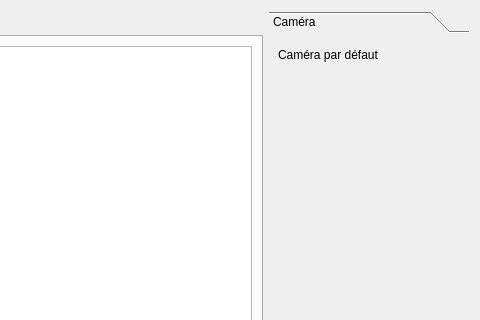
The window that vizualizator/vizualizatorwidget.ui (jlfrucot/vizualizator) describes before a commit, drawn with Qt 5; both pictures show x 513 to 993 and y 0 to 320 of the 993 by 669 pixel window.
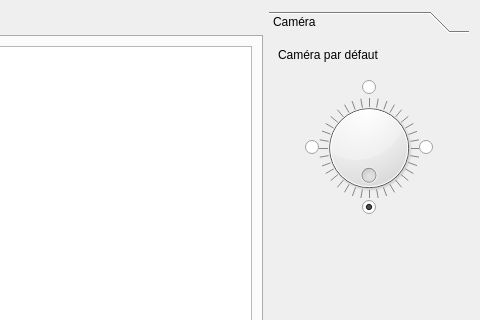
The same window after the commit.

Commit message: Rotation du widget m_viewfinder

```diff
--- a/vizualizator/vizualizatorwidget.ui
+++ b/vizualizator/vizualizatorwidget.ui
@@ -93,6 +93,194 @@
              </property>
             </widget>
            </item>
+           <item>
+            <layout class="QHBoxLayout" name="horizontalLayout_2">
+             <property name="topMargin">
+              <number>10</number>
+             </property>
+             <item>
+              <layout class="QVBoxLayout" name="verticalLayout_5"/>
+             </item>
+            </layout>
+           </item>
+           <item>
+            <layout class="QGridLayout" name="gridLayout">
+             <property name="topMargin">
+              <number>0</number>
+             </property>
+             <property name="spacing">
+              <number>0</number>
+             </property>
+             <item row="1" column="1">
+              <widget class="QDial" name="dialOrientation">
+               <property name="maximum">
+                <number>360</number>
+               </property>
+               <property name="singleStep">
+                <number>5</number>
+               </property>
+               <property name="wrapping">
+                <bool>true</bool>
+               </property>
+               <property name="notchesVisible">
+                <bool>true</bool>
+               </property>
+              </widget>
+             </item>
+             <item row="2" column="1">
+              <layout class="QHBoxLayout" name="horizontalLayout_3">
+               <property name="spacing">
+                <number>0</number>
+               </property>
+               <property name="topMargin">
+                <number>0</number>
+               </property>
+               <item>
+                <spacer name="horizontalSpacer">
+                 <property name="orientation">
+                  <enum>Qt::Horizontal</enum>
+                 </property>
+                 <property name="sizeHint" stdset="0">
+                  <size>
+                   <width>10</width>
+                   <height>20</height>
+                  </size>
+                 </property>
+                </spacer>
+               </item>
+               <item>
+                <widget class="QRadioButton" name="rbRotate0deg">
+                 <property name="text">
+                  <string/>
+                 </property>
+                 <property name="checked">
+                  <bool>true</bool>
+                 </property>
+                </widget>
+               </item>
+               <item>
+                <spacer name="horizontalSpacer_2">
+                 <property name="orientation">
+                  <enum>Qt::Horizontal</enum>
+                 </property>
+                 <property name="sizeHint" stdset="0">
+                  <size>
+                   <width>10</width>
+                   <height>20</height>
+                  </size>
+                 </property>
+                </spacer>
+               </item>
+              </layout>
+             </item>
+             <item row="0" column="1">
+              <layout class="QHBoxLayout" name="horizontalLayout_4">
+               <property name="spacing">
+                <number>0</number>
+               </property>
+               <property name="leftMargin">
+                <number>0</number>
+               </property>
+               <property name="topMargin">
+                <number>0</number>
+               </property>
+               <item>
+                <spacer name="horizontalSpacer_3">
+                 <property name="orientation">
+                  <enum>Qt::Horizontal</enum>
+                 </property>
+                 <property name="sizeHint" stdset="0">
+                  <size>
+                   <width>10</width>
+                   <height>20</height>
+                  </size>
+                 </property>
+                </spacer>
+               </item>
+               <item>
+                <widget class="QRadioButton" name="rbRotate180deg">
+                 <property name="text">
+                  <string/>
+                 </property>
+                </widget>
+               </item>
+               <item>
+                <spacer name="horizontalSpacer_4">
+                 <property name="orientation">
+                  <enum>Qt::Horizontal</enum>
+                 </property>
+                 <property name="sizeHint" stdset="0">
+                  <size>
+                   <width>10</width>
+                   <height>20</height>
+                  </size>
+                 </property>
+                </spacer>
+               </item>
+              </layout>
+             </item>
+             <item row="1" column="0">
+              <layout class="QHBoxLayout" name="horizontalLayout_5">
+               <property name="spacing">
+                <number>0</number>
+               </property>
+               <property name="topMargin">
+                <number>0</number>
+               </property>
+               <item>
+                <spacer name="horizontalSpacer_5">
+                 <property name="orientation">
+                  <enum>Qt::Horizontal</enum>
+                 </property>
+                 <property name="sizeHint" stdset="0">
+                  <size>
+                   <width>5</width>
+                   <height>20</height>
+                  </size>
+                 </property>
+                </spacer>
+               </item>
+               <item>
+                <widget class="QRadioButton" name="rbRotate90deg">
+                 <property name="text">
+                  <string/>
+                 </property>
+                </widget>
+               </item>
+              </layout>
+             </item>
+             <item row="1" column="2">
+              <layout class="QHBoxLayout" name="horizontalLayout_6">
+               <property name="spacing">
+                <number>0</number>
+               </property>
+               <property name="topMargin">
+                <number>0</number>
+               </property>
+               <item>
+                <widget class="QRadioButton" name="rbRotate270deg">
+                 <property name="text">
+                  <string/>
+                 </property>
+                </widget>
+               </item>
+               <item>
+                <spacer name="horizontalSpacer_6">
+                 <property name="orientation">
+                  <enum>Qt::Horizontal</enum>
+                 </property>
+                 <property name="sizeHint" stdset="0">
+                  <size>
+                   <width>5</width>
+                   <height>20</height>
+                  </size>
+                 </property>
+                </spacer>
+               </item>
+              </layout>
+             </item>
+            </layout>
+           </item>
            <item>
             <spacer name="verticalSpacer_2">
              <property name="orientation">
```
Left out of the diff: 8 changed lines with no effect on the pictures. The commit also changes 2 other files.
